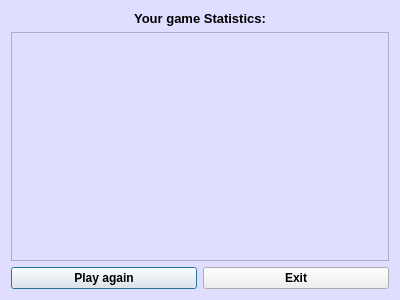
Qt form Game/statistisdialog.ui (miikka0000/BusDestroyer2000-Game-with-Qt) before a commit.
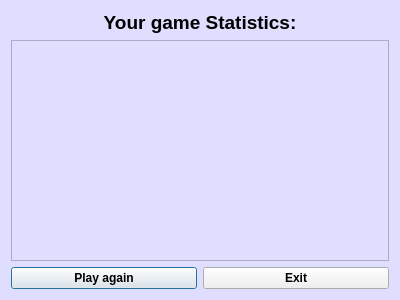
The same form after that commit.

Patch:
```diff
--- a/Game/statistisdialog.ui
+++ b/Game/statistisdialog.ui
@@ -27,7 +27,7 @@
      </property>
      <property name="font">
       <font>
-       <pointsize>10</pointsize>
+       <pointsize>14</pointsize>
        <weight>75</weight>
        <bold>true</bold>
       </font>
@@ -42,6 +42,11 @@
    </item>
    <item>
     <widget class="QTextBrowser" name="statsTextBrowser">
+     <property name="font">
+      <font>
+       <pointsize>11</pointsize>
+      </font>
+     </property>
      <property name="autoFormatting">
       <set>QTextEdit::AutoNone</set>
      </property>
```
